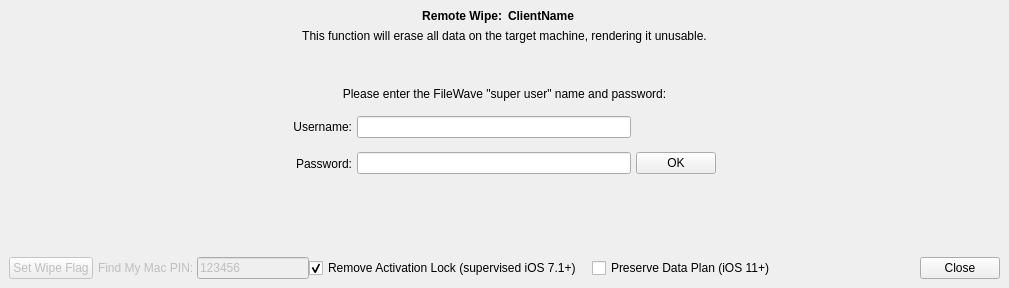
fw-dev/translations, file FWAdminLib/RemoteWipeDlg.ui: the form before one commit.
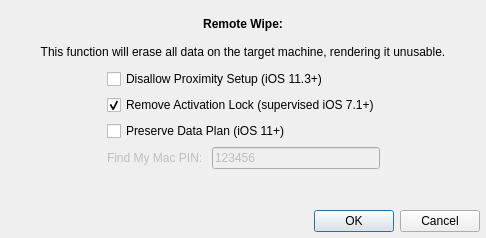
The form after the commit.

```diff
--- a/FWAdminLib/RemoteWipeDlg.ui
+++ b/FWAdminLib/RemoteWipeDlg.ui
@@ -6,8 +6,8 @@
    <rect>
     <x>0</x>
     <y>0</y>
-    <width>1009</width>
-    <height>288</height>
+    <width>486</width>
+    <height>238</height>
    </rect>
   </property>
   <property name="sizePolicy">
@@ -19,43 +19,33 @@
   <property name="windowTitle">
    <string>Client Info</string>
   </property>
-  <layout class="QVBoxLayout" name="verticalLayout_2" stretch="1,0">
-   <property name="spacing">
-    <number>0</number>
-   </property>
+  <layout class="QVBoxLayout" name="verticalLayout_3">
    <property name="leftMargin">
-    <number>0</number>
+    <number>6</number>
    </property>
    <property name="topMargin">
-    <number>0</number>
+    <number>6</number>
    </property>
    <property name="rightMargin">
-    <number>0</number>
+    <number>6</number>
    </property>
    <property name="bottomMargin">
-    <number>0</number>
+    <number>6</number>
    </property>
    <item>
-    <widget class="QWidget" name="widget_2" native="true">
-     <layout class="QVBoxLayout" name="verticalLayout" stretch="0,0,1,0,0,0">
-      <item>
-       <layout class="QHBoxLayout" name="horizontalLayout_3">
-        <item>
-         <widget class="QLabel" name="label_3">
-          <property name="font">
-           <font>
-            <weight>75</weight>
-            <bold>true</bold>
-           </font>
-          </property>
-          <property name="text">
-           <string>Remote Wipe:</string>
-          </property>
-          <property name="alignment">
-           <set>Qt::AlignRight|Qt::AlignTrailing|Qt::AlignVCenter</set>
-          </property>
-         </widget>
-        </item>
+    <layout class="QVBoxLayout" name="verticalLayout_2">
+     <property name="leftMargin">
+      <number>6</number>
+     </property>
+     <property name="topMargin">
+      <number>6</number>
+     </property>
+     <property name="rightMargin">
+      <number>6</number>
+     </property>
+     <property name="bottomMargin">
+      <number>6</number>
+     </property>
         <item>
          <widget class="QLabel" name="nameLabel">
           <property name="font">
@@ -65,14 +55,12 @@
            </font>
           </property>
           <property name="text">
-           <string>ClientName</string>
+        <string>Remote Wipe:</string>
           </property>
           <property name="alignment">
-           <set>Qt::AlignLeading|Qt::AlignLeft|Qt::AlignVCenter</set>
-          </property>
-         </widget>
-        </item>
-       </layout>
+        <set>Qt::AlignCenter</set>
+       </property>
+      </widget>
       </item>
       <item>
        <widget class="QLabel" name="targetWarning">
@@ -85,174 +73,60 @@
        </widget>
       </item>
       <item>
-       <spacer name="verticalSpacer">
-        <property name="orientation">
-         <enum>Qt::Vertical</enum>
-        </property>
-        <property name="sizeHint" stdset="0">
-         <size>
-          <width>20</width>
-          <height>20</height>
-         </size>
-        </property>
-       </spacer>
-      </item>
+      <layout class="QHBoxLayout" name="horizontalLayout_4">
       <item>
-       <widget class="QLabel" name="label_6">
-        <property name="text">
-         <string>Please enter the FileWave &quot;super user&quot; name and password:</string>
-        </property>
-        <property name="alignment">
-         <set>Qt::AlignCenter</set>
-        </property>
-       </widget>
-      </item>
-      <item>
-       <widget class="QWidget" name="widget_3" native="true">
-        <layout class="QGridLayout" name="gridLayout">
-         <property name="spacing">
-          <number>5</number>
-         </property>
-         <item row="0" column="2">
-          <widget class="QLineEdit" name="username"/>
-         </item>
-         <item row="0" column="1">
-          <widget class="QLabel" name="label_4">
-           <property name="text">
-            <string>Username:</string>
-           </property>
-           <property name="alignment">
-            <set>Qt::AlignRight|Qt::AlignTrailing|Qt::AlignVCenter</set>
-           </property>
-          </widget>
-         </item>
-         <item row="1" column="2">
-          <widget class="QLineEdit" name="password">
-           <property name="echoMode">
-            <enum>QLineEdit::Password</enum>
-           </property>
-          </widget>
-         </item>
-         <item row="1" column="0">
           <spacer name="horizontalSpacer_2">
            <property name="orientation">
             <enum>Qt::Horizontal</enum>
            </property>
            <property name="sizeHint" stdset="0">
             <size>
-             <width>138</width>
-             <height>41</height>
-            </size>
-           </property>
-          </spacer>
-         </item>
-         <item row="1" column="3">
-          <widget class="QPushButton" name="checkLogin">
-           <property name="text">
-            <string>OK</string>
-           </property>
-          </widget>
-         </item>
-         <item row="1" column="1">
-          <widget class="QLabel" name="label_5">
-           <property name="text">
-            <string>Password:</string>
-           </property>
-           <property name="alignment">
-            <set>Qt::AlignRight|Qt::AlignTrailing|Qt::AlignVCenter</set>
-           </property>
-          </widget>
-         </item>
-         <item row="1" column="4">
-          <spacer name="horizontalSpacer_3">
-           <property name="orientation">
-            <enum>Qt::Horizontal</enum>
-           </property>
-           <property name="sizeHint" stdset="0">
-            <size>
              <width>40</width>
              <height>20</height>
             </size>
            </property>
           </spacer>
          </item>
-        </layout>
+       <item>
+        <layout class="QVBoxLayout" name="verticalLayout">
+         <item>
+          <widget class="QCheckBox" name="disallowProximitySetup">
+           <property name="text">
+            <string>Disallow Proximity Setup (iOS 11.3+)</string>
+           </property>
        </widget>
       </item>
       <item>
-       <widget class="QLabel" name="result">
+          <widget class="QCheckBox" name="removeAL">
         <property name="sizePolicy">
-         <sizepolicy hsizetype="MinimumExpanding" vsizetype="MinimumExpanding">
+            <sizepolicy hsizetype="Expanding" vsizetype="Fixed">
           <horstretch>0</horstretch>
           <verstretch>0</verstretch>
          </sizepolicy>
         </property>
-        <property name="minimumSize">
-         <size>
-          <width>0</width>
-          <height>40</height>
-         </size>
-        </property>
-        <property name="font">
-         <font>
-          <weight>75</weight>
-          <bold>true</bold>
-         </font>
-        </property>
         <property name="text">
-         <string/>
-        </property>
-        <property name="alignment">
-         <set>Qt::AlignLeading|Qt::AlignLeft|Qt::AlignVCenter</set>
-        </property>
-        <property name="wordWrap">
+            <string>Remove Activation Lock (supervised iOS 7.1+)</string>
+           </property>
+           <property name="checked">
          <bool>true</bool>
         </property>
        </widget>
       </item>
-     </layout>
+         <item>
+          <widget class="QCheckBox" name="checkPreserveDataPlan">
+           <property name="sizePolicy">
+            <sizepolicy hsizetype="Expanding" vsizetype="Fixed">
+             <horstretch>0</horstretch>
+             <verstretch>0</verstretch>
+            </sizepolicy>
+           </property>
+           <property name="text">
+            <string>Preserve Data Plan (iOS 11+)</string>
+           </property>
     </widget>
    </item>
    <item>
     <layout class="QHBoxLayout" name="horizontalLayout">
-     <property name="leftMargin">
-      <number>9</number>
-     </property>
-     <property name="topMargin">
-      <number>9</number>
-     </property>
-     <property name="rightMargin">
-      <number>9</number>
-     </property>
-     <property name="bottomMargin">
-      <number>9</number>
-     </property>
-     <item>
-      <widget class="QPushButton" name="wipe">
-       <property name="enabled">
-        <bool>false</bool>
-       </property>
-       <property name="text">
-        <string>Set Wipe Flag</string>
-       </property>
-      </widget>
-     </item>
-     <item>
-      <spacer name="horizontalSpacer_4">
-       <property name="orientation">
-        <enum>Qt::Horizontal</enum>
-       </property>
-       <property name="sizeType">
-        <enum>QSizePolicy::Fixed</enum>
-       </property>
-       <property name="sizeHint" stdset="0">
-        <size>
-         <width>5</width>
-         <height>5</height>
-        </size>
-       </property>
-      </spacer>
-     </item>
      <item>
       <widget class="QLabel" name="findMyMacPINlbl">
        <property name="enabled">
@@ -276,53 +150,12 @@
        </property>
       </widget>
      </item>
-     <item>
-      <widget class="QCheckBox" name="removeAL">
-       <property name="sizePolicy">
-        <sizepolicy hsizetype="Expanding" vsizetype="Fixed">
-         <horstretch>0</horstretch>
-         <verstretch>0</verstretch>
-        </sizepolicy>
-       </property>
-       <property name="text">
-        <string>Remove Activation Lock (supervised iOS 7.1+)</string>
-       </property>
-       <property name="checked">
-        <bool>true</bool>
-       </property>
-      </widget>
-     </item>
-     <item>
-      <spacer name="horizontalSpacer_5">
-       <property name="orientation">
-        <enum>Qt::Horizontal</enum>
-       </property>
-       <property name="sizeType">
-        <enum>QSizePolicy::Fixed</enum>
-       </property>
-       <property name="sizeHint" stdset="0">
-        <size>
-         <width>10</width>
-         <height>20</height>
-        </size>
-       </property>
-      </spacer>
+          </layout>
+         </item>
+        </layout>
      </item>
      <item>
-      <widget class="QCheckBox" name="checkPreserveDataPlan">
-       <property name="sizePolicy">
-        <sizepolicy hsizetype="Expanding" vsizetype="Fixed">
-         <horstretch>0</horstretch>
-         <verstretch>0</verstretch>
-        </sizepolicy>
-       </property>
-       <property name="text">
-        <string>Preserve Data Plan (iOS 11+)</string>
-       </property>
-      </widget>
-     </item>
-     <item>
-      <spacer name="horizontalSpacer">
+        <spacer name="horizontalSpacer_3">
        <property name="orientation">
         <enum>Qt::Horizontal</enum>
        </property>
@@ -333,15 +166,24 @@
         </size>
        </property>
       </spacer>
+       </item>
+      </layout>
+     </item>
+     <item>
+      <widget class="QLabel" name="result">
+       <property name="text">
+        <string/>
+       </property>
+      </widget>
+     </item>
+    </layout>
      </item>
      <item>
       <widget class="QDialogButtonBox" name="buttonBox">
        <property name="standardButtons">
-        <set>QDialogButtonBox::Close</set>
-       </property>
-      </widget>
-     </item>
-    </layout>
+      <set>QDialogButtonBox::Cancel|QDialogButtonBox::Ok</set>
+     </property>
+    </widget>
    </item>
   </layout>
  </widget>
```
Left out of the diff: 2 changed lines with no effect on the pictures. Lines whose indentation alone changed are shown as unchanged.
